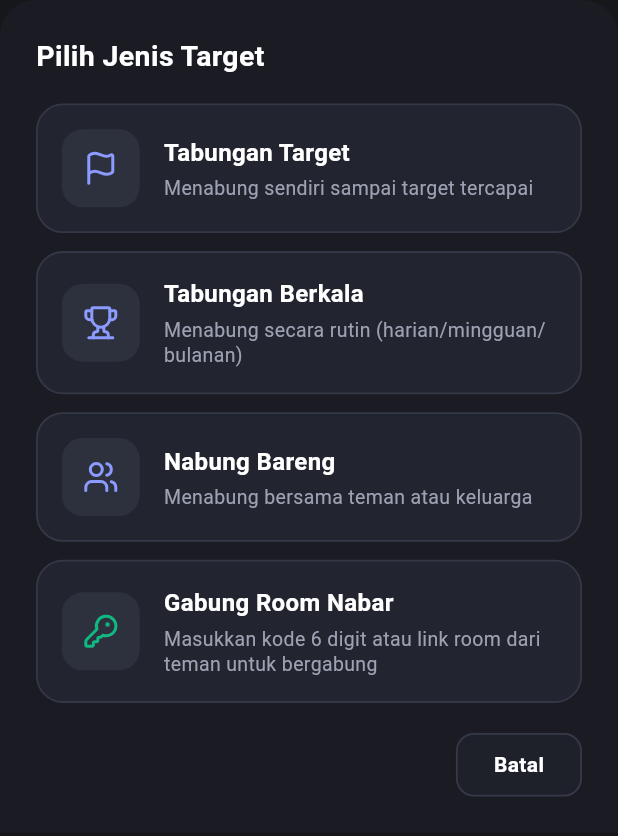
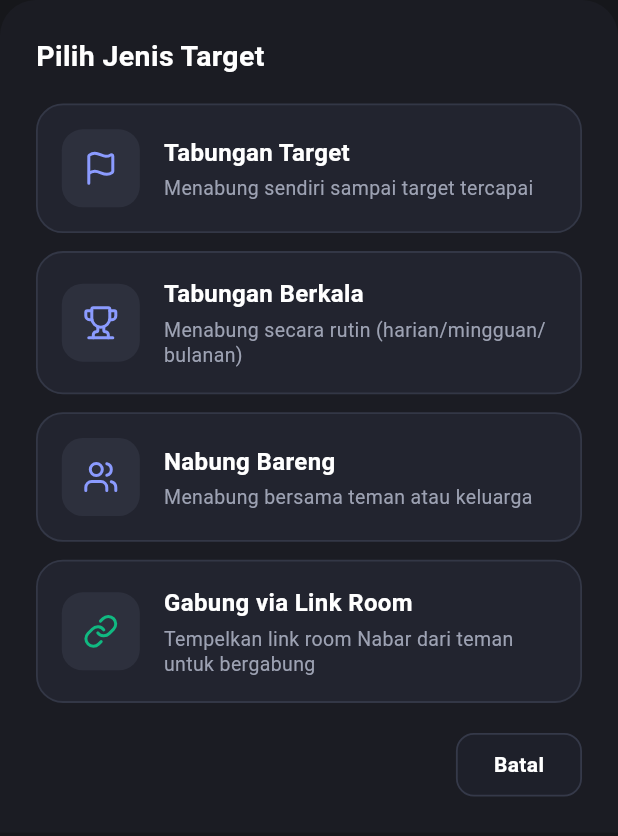
Before and after one commit to Rakaanoo/jagacuan_flutter, a Flutter app: the SelectTargetTypeModal widget shown alone on an empty page, opened directly, on a phone screen of 412 x 824 dp. Shown: the top 836 px of the screen. Run offline on Flutter 3.47's test engine with Material 3 defaults, Android fonts, the phone set to English and light mode, and no system bars; our stand-ins replace app_links, flutter_local_notifications, google_fonts, image_picker, lucide_icons_flutter, permission_handler and 2 more; accounts and stored records are empty.

Commit message:
feat: Replace raw room code UI 100% with Link Room Nabar

```diff
--- a/lib/ui/core/i18n.dart
+++ b/lib/ui/core/i18n.dart
@@ -54,10 +54,10 @@ class AppTranslations {
       'select_type.berkala_desc': 'Menabung secara rutin (harian/mingguan/bulanan)',
       'select_type.nabar': 'Nabung Bareng',
       'select_type.nabar_desc': 'Menabung bersama teman atau keluarga',
-      'select_type.join_room': 'Gabung Room Nabar',
-      'select_type.join_room_desc': 'Masukkan kode 6 digit atau link room dari teman untuk bergabung',
-      'select_type.join_dialog_title': 'Gabung Room Nabar',
-      'select_type.join_dialog_prompt': 'Masukkan 6 digit kode room atau tempelkan link room:',
+      'select_type.join_room': 'Gabung via Link Room',
+      'select_type.join_room_desc': 'Tempelkan link room Nabar dari teman untuk bergabung',
+      'select_type.join_dialog_title': 'Gabung via Link Room',
+      'select_type.join_dialog_prompt': 'Tempelkan Link Room Nabar:',
       'select_type.join_dialog_submit': 'Minta Bergabung',
       'create.title_nabung': 'Target Tabungan Baru',
       'create.title_berkala': 'Target Tabungan Berkala Baru',
@@ -144,7 +144,7 @@ class AppTranslations {
       'nabar.google_required_desc': 'Hanya diperlukan untuk Ruang Nabar',
       'nabar.connect_google_btn': 'Hubungkan Google',
       'nabar.no_room_title': 'Belum Ada Ruang Nabung',
-      'nabar.no_room_desc': 'Anda belum memiliki atau bergabung di Ruang Nabung. Buat ruang baru atau gabung dengan kode invite dari teman Anda.',
+      'nabar.no_room_desc': 'Anda belum memiliki atau bergabung di Ruang Nabung. Buat ruang baru atau gabung dengan link invite dari teman Anda.',
       'nabar.create_room_btn': 'Buat Target Nabung / Nabar',
       'nabar.pending_verification_title': 'Menunggu Verifikasi Host',
       'nabar.pending_verification_desc': 'Permintaan Anda untuk bergabung telah dikirim. Pemilik ruang (Host) perlu menyetujui permintaan Anda sebelum Anda dapat mengakses isi room.',
--- a/lib/ui/features/target_list/views/select_target_type_modal.dart
+++ b/lib/ui/features/target_list/views/select_target_type_modal.dart
@@ -106,10 +106,10 @@ class SelectTargetTypeModal extends StatelessWidget {
           ),
           const SizedBox(height: 12),
 
-          // Option 4: Gabung Room Nabar
+          // Option 4: Gabung via Link Room Nabar
           _buildOptionCard(
             context,
-            icon: LucideIcons.keyRound,
+            icon: LucideIcons.link,
             title: AppTranslations.tr(vm.language, 'select_type.join_room'),
             subtitle: AppTranslations.tr(vm.language, 'select_type.join_room_desc'),
             cardBg: cardBg,
@@ -246,10 +246,9 @@ class SelectTargetTypeModal extends StatelessWidget {
             TextField(
               controller: controller,
               autofocus: true,
-              textCapitalization: TextCapitalization.characters,
-              style: const TextStyle(fontWeight: FontWeight.bold, fontSize: 15),
+              style: const TextStyle(fontWeight: FontWeight.w500, fontSize: 14),
               decoration: InputDecoration(
-                hintText: 'https://... atau 7A3K9M',
+                hintText: 'https://jagacuan-app.vercel.app/room/...',
                 border: OutlineInputBorder(borderRadius: BorderRadius.circular(12)),
               ),
             ),
```
Also changed, not shown: lib/ui/features/nabar_room/views/nabar_room_view.dart (+2 -40 lines), 1 other file.
